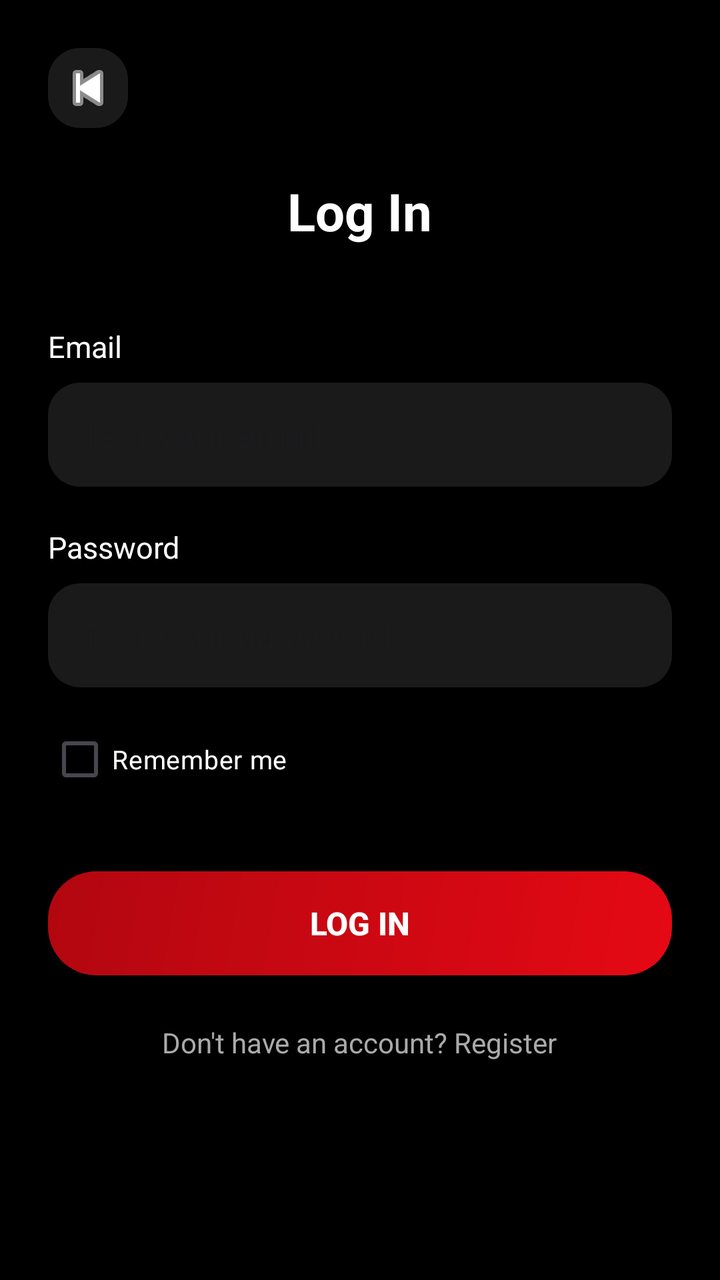
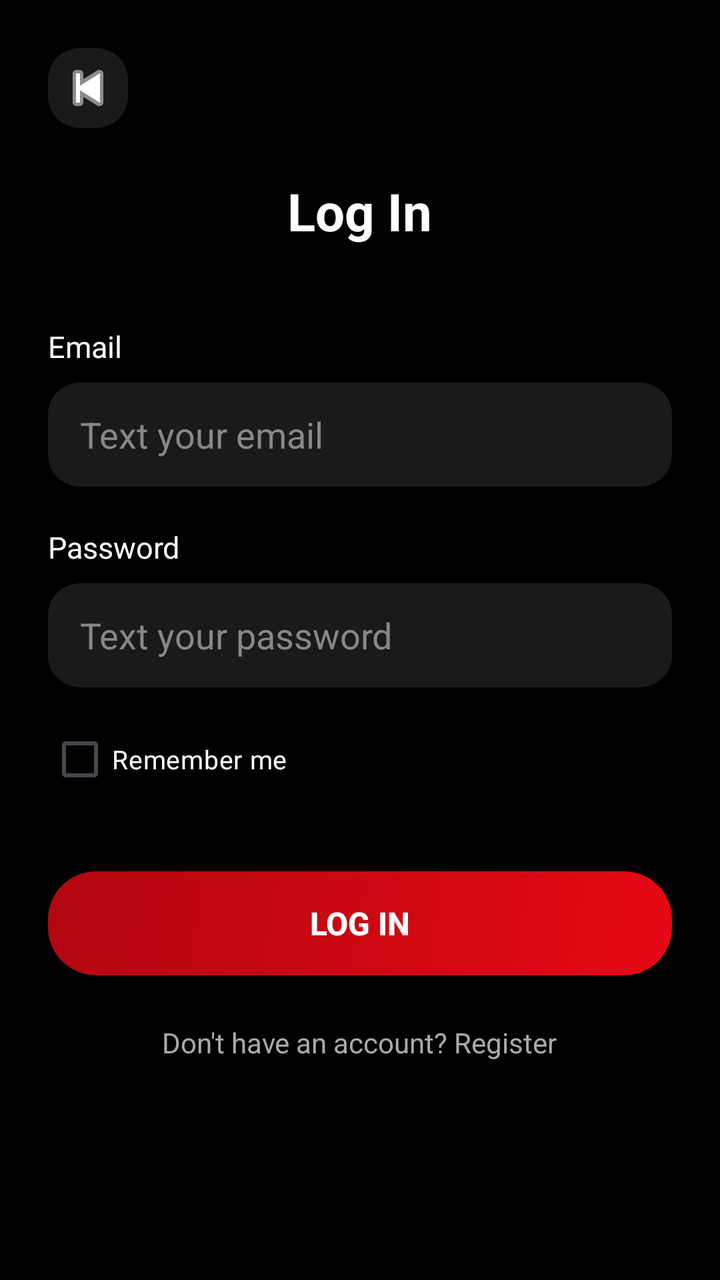

Compare the two renders of this Android layout. The source of the first and the diff that turns it into the second are given below.
<!-- AndroidManifest.xml: application theme Theme.MyApplication -->
<!-- res/layout/activity_login.xml -->
<?xml version="1.0" encoding="utf-8"?>
<ScrollView
    xmlns:android="http://schemas.android.com/apk/res/android"
    android:layout_width="match_parent"
    android:layout_height="match_parent"
    android:background="#000000"
    android:fillViewport="true">

    <LinearLayout
        android:layout_width="match_parent"
        android:layout_height="wrap_content"
        android:orientation="vertical"
        android:padding="24dp"
        android:gravity="center_horizontal">

        
        <ImageButton
            android:id="@+id/btnLoginBack"
            android:layout_width="40dp"
            android:layout_height="40dp"
            android:layout_gravity="start"
            android:layout_marginBottom="24dp"
            android:background="@drawable/card_background"
            android:src="@android:drawable/ic_media_previous"
            android:tint="#FFFFFF"
            android:contentDescription="Back" />

        
        <TextView
            android:id="@+id/tvLoginTitle"
            android:layout_width="wrap_content"
            android:layout_height="wrap_content"
            android:layout_gravity="center"
            android:layout_marginBottom="40dp"
            android:text="Log In"
            android:textColor="#FFFFFF"
            android:textSize="26sp"
            android:textStyle="bold" />

        
        <TextView
            android:id="@+id/tvEmailLabel"
            android:layout_width="match_parent"
            android:layout_height="wrap_content"
            android:layout_marginBottom="8dp"
            android:text="Email"
            android:textColor="#FFFFFF"
            android:textSize="15sp" />

        
        <EditText
            android:id="@+id/etLoginEmail"
            android:layout_width="match_parent"
            android:layout_height="52dp"
            android:layout_marginBottom="20dp"
            android:background="@drawable/card_background"
            android:hint="Text your email"
            android:hinTextColor="#888888"
            android:textColor="#FFFFFF"
            android:inputType="textEmailAddress"
            android:paddingStart="16dp"
            android:paddingEnd="16dp"
            android:singleLine="true" />

        
        <TextView
            android:id="@+id/tvPasswordLabel"
            android:layout_width="match_parent"
            android:layout_height="wrap_content"
            android:layout_marginBottom="8dp"
            android:text="Password"
            android:textColor="#FFFFFF"
            android:textSize="15sp" />

        
        <EditText
            android:id="@+id/etLoginPassword"
            android:layout_width="match_parent"
            android:layout_height="52dp"
            android:layout_marginBottom="12dp"
            android:background="@drawable/card_background"
            android:hint="Text your password"
            android:hinTextColor="#888888"
            android:textColor="#FFFFFF"
            android:inputType="textPassword"
            android:paddingStart="16dp"
            android:paddingEnd="16dp"
            android:singleLine="true" />

        
        <LinearLayout
            android:layout_width="match_parent"
            android:layout_height="wrap_content"
            android:layout_marginBottom="32dp"
            android:gravity="center_vertical"
            android:orientation="horizontal">

            <CheckBox
                android:id="@+id/cbRememberMe"
                android:layout_width="wrap_content"
                android:layout_height="wrap_content"
                android:text="Remember me"
                android:textColor="#FFFFFF"
                android:textSize="13sp"
                android:buttonTint="#E53935" />

            <View
                android:layout_width="0dp"
                android:layout_height="1dp"
                android:layout_weight="1" />

        </LinearLayout>

        
        <Button
            android:id="@+id/btnLogin"
            android:layout_width="match_parent"
            android:layout_height="52dp"
            android:layout_marginBottom="24dp"
            android:background="@drawable/button_red_rounded"
            android:text="Log In"
            android:textColor="#FFFFFF"
            android:textSize="16sp"
            android:textStyle="bold" />

        
        <TextView
            android:id="@+id/tvRegisterLink"
            android:layout_width="wrap_content"
            android:layout_height="wrap_content"
            android:layout_gravity="center"
            android:text="Don\'t have an account? Register"
            android:textColor="#AAAAAA"
            android:textSize="14sp" />

    </LinearLayout>
</ScrollView>
<!-- resources referenced by this layout -->
<resources>
  <!-- drawable button_red_rounded (drawable) -->
  <?xml version="1.0" encoding="utf-8"?>
  <shape xmlns:android="http://schemas.android.com/apk/res/android">
      <gradient
          android:startColor="@color/primary_red"
          android:endColor="@color/primary_red_dark"
          android:angle="135" />
      <corners android:radius="24dp" />
  </shape>
  <!-- drawable card_background (drawable) -->
  <?xml version="1.0" encoding="utf-8"?>
  <shape xmlns:android="http://schemas.android.com/apk/res/android">
      <solid android:color="@color/card_background" />
      <corners android:radius="16dp" />
  </shape>
  <style name="Theme.MyApplication" parent="Base.Theme.MyApplication" />
  <color name="primary_red">#E50914</color>
  <color name="primary_red_dark">#B20710</color>
  <color name="card_background">#1A1A1A</color>
  <style name="Base.Theme.MyApplication" parent="Theme.Material3.DayNight.NoActionBar">
          
          
      </style>
</resources>

<!-- the commit's change to res/layout/activity_login.xml (unified diff, before → after) -->
@@ -55,7 +55,7 @@
             android:layout_marginBottom="20dp"
             android:background="@drawable/card_background"
             android:hint="Text your email"
-            android:hinTextColor="#888888"
+            android:textColorHint="#888888"
             android:textColor="#FFFFFF"
             android:inputType="textEmailAddress"
             android:paddingStart="16dp"
@@ -80,7 +80,7 @@
             android:layout_marginBottom="12dp"
             android:background="@drawable/card_background"
             android:hint="Text your password"
-            android:hinTextColor="#888888"
+            android:textColorHint="#888888"
             android:textColor="#FFFFFF"
             android:inputType="textPassword"
             android:paddingStart="16dp"
